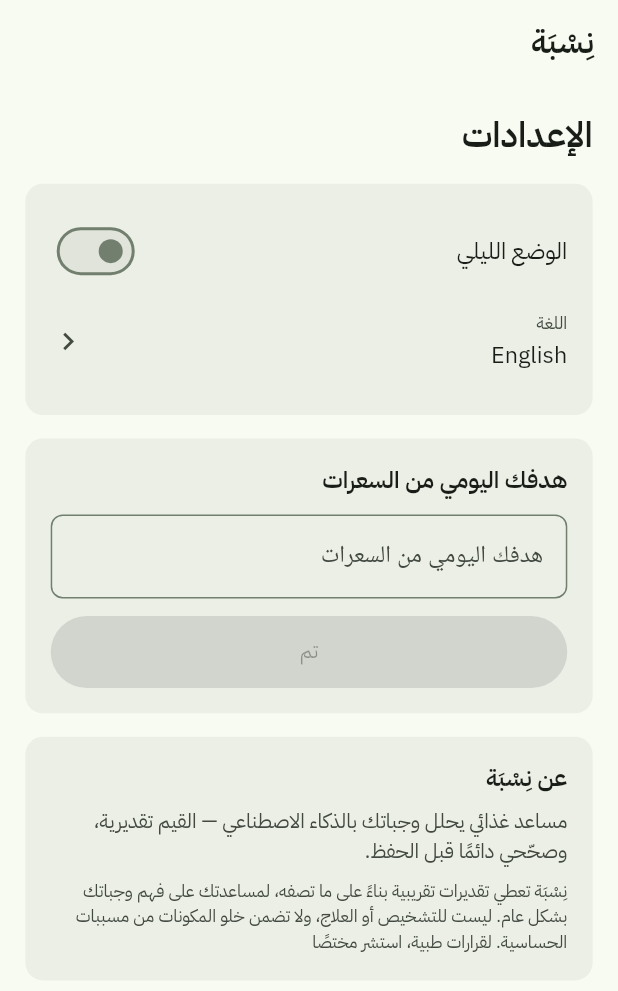
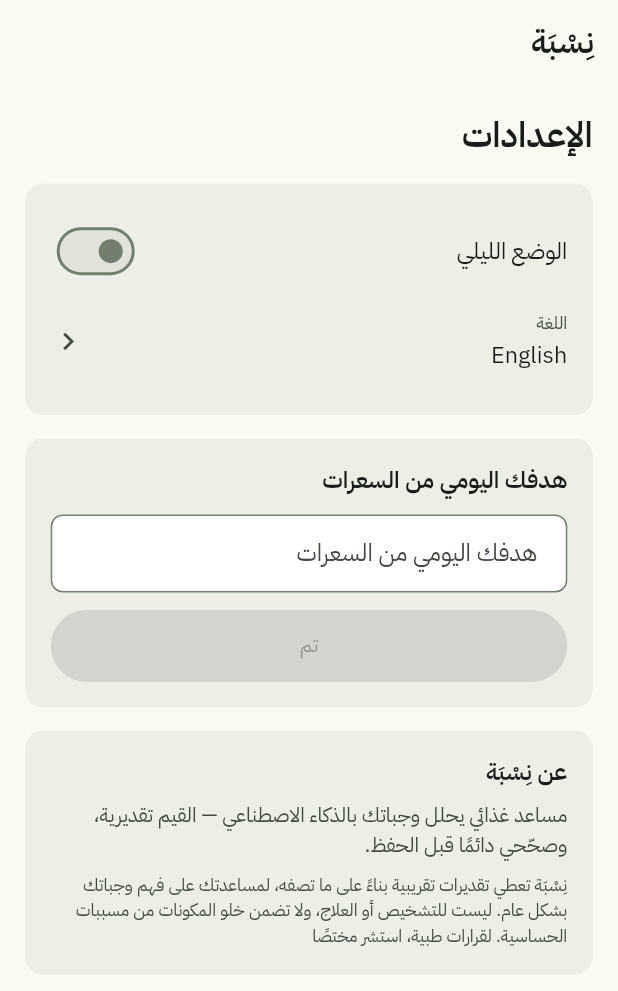
Before and after one commit to Mahmoud-Younes/nesba_ai, a Flutter app: the SettingsScreen screen opened directly, after a tap on "Language", on a phone screen of 412 x 824 dp. Shown: the top 991 px of the screen. Run offline on Flutter 3.47's test engine with Material 3 defaults, Android fonts, the phone set to English and light mode, and no system bars; our stand-ins replace animate_do, cloud_firestore, firebase_auth, firebase_core, flutter_bloc, flutter_screenutil and 3 more; missing offline and left inert: firebase_app_check; accounts and stored records are empty; project files that could hold a hidden picture were left out.

Commit message:
fill text fields and put every text style on the project font
Rendering the auth screens off-device to review stage 1 turned up three
theme defects that were invisible while reading the code:

- InputDecorationTheme set fillColor but never `filled: true`, so fields
  were transparent. Inside a surfaceContainer card that makes the field
  disappear into the card instead of reading as a well, which is why the
  fields looked flat against the Bustan reference.
- No labelStyle, floatingLabelStyle or errorStyle, so a field's label and
  its validation message fell back to the Material default face while the
  rest of the card was Plex.
- ThemeData carried no fontFamily at all. Only `bodyMedium` named one, so
  anything not styled by hand — the text the user types into a field
  above all — rendered in the fallback face. Latin hid it as Roboto;
  Arabic would have picked a different face again.

All three are fixed at the theme, so every screen gets them, and the
fallback chain carries mixed-script runs. Also adds the error borders and
the 16/14 content padding the reference uses.

Co-Authored-By: Claude Opus 5 <noreply@anthropic.com>

```diff
--- a/lib/core/style/theme/app_theme.dart
+++ b/lib/core/style/theme/app_theme.dart
@@ -98,6 +98,13 @@ ThemeData _bustanTheme(
     colorScheme: scheme,
     scaffoldBackgroundColor: scheme.surface,
     extensions: extensions,
+    // Family on the theme itself, not just on `bodyMedium`: anything the
+    // app does not style by hand — what the user types into a field, a
+    // dialog's default copy — otherwise renders in the Material fallback
+    // face next to Plex. The fallback carries mixed-script runs (English
+    // food names inside Arabic advice).
+    fontFamily: FontFamilyHelper.geLocalozedFontFamily(),
+    fontFamilyFallback: FontFamilyHelper.localizedFallback,
     textTheme: TextTheme(
       // Base style on bodyMedium — context.textStyle reads it, and widgets
       // use context.textStyle.copyWith(...) (asroo_store way).
@@ -135,6 +142,11 @@ ButtonStyle _bustanButtonStyle() {
 // Text inputs: outlined, corner 8, focus border primary at width 2.
 InputDecorationThemeData _bustanInputTheme(ColorScheme scheme) {
   final BorderRadius radius = BorderRadius.circular(AppRadius.small);
+  // Every label/hint/error style carries the family explicitly. Without it
+  // the decoration falls back to the Material default face while the rest
+  // of the card is Plex — invisible in Latin, obvious in Arabic, where the
+  // fallback has no glyphs of its own.
+  final String family = FontFamilyHelper.geLocalozedFontFamily();
   return InputDecorationThemeData(
     border: OutlineInputBorder(
       borderRadius: radius,
@@ -148,11 +160,43 @@ InputDecorationThemeData _bustanInputTheme(ColorScheme scheme) {
       borderRadius: radius,
       borderSide: BorderSide(color: scheme.primary, width: 2),
     ),
+    errorBorder: OutlineInputBorder(
+      borderRadius: radius,
+      borderSide: BorderSide(color: scheme.error),
+    ),
+    focusedErrorBorder: OutlineInputBorder(
+      borderRadius: radius,
+      borderSide: BorderSide(color: scheme.error, width: 2),
+    ),
+    // A field inside a surfaceContainer card has to read as a well, not as
+    // more card — the lowest surface is what separates them.
+    filled: true,
     fillColor: scheme.surfaceContainerLowest,
+    contentPadding: const EdgeInsets.symmetric(horizontal: 16, vertical: 14),
+    labelStyle: TextStyle(
+      color: scheme.onSurfaceVariant,
+      fontFamily: family,
+      fontFamilyFallback: FontFamilyHelper.localizedFallback,
+      letterSpacing: 0,
+    ),
+    floatingLabelStyle: TextStyle(
+      color: scheme.primary,
+      fontFamily: family,
+      fontFamilyFallback: FontFamilyHelper.localizedFallback,
+      letterSpacing: 0,
+    ),
+    errorStyle: TextStyle(
+      fontSize: 12,
+      color: scheme.error,
+      fontFamily: family,
+      fontFamilyFallback: FontFamilyHelper.localizedFallback,
+      letterSpacing: 0,
+    ),
     hintStyle: TextStyle(
       fontSize: 12,
       color: scheme.onSurfaceVariant,
-      fontFamily: FontFamilyHelper.geLocalozedFontFamily(),
+      fontFamily: family,
+      fontFamilyFallback: FontFamilyHelper.localizedFallback,
       letterSpacing: 0,
     ),
   );
@@ -175,7 +219,9 @@ BottomSheetThemeData _bustanBottomSheetTheme(ColorScheme scheme) {
     backgroundColor: scheme.surfaceContainerLow,
     elevation: 2,
     shape: const RoundedRectangleBorder(
-      borderRadius: BorderRadius.vertical(top: Radius.circular(AppRadius.large)),
+      borderRadius: BorderRadius.vertical(
+        top: Radius.circular(AppRadius.large),
+      ),
     ),
   );
 }
@@ -191,9 +237,7 @@ DialogThemeData _bustanDialogTheme() {
 
 // Nav bar: active indicator rides primaryContainer (not M3's secondary).
 NavigationBarThemeData _bustanNavigationBarTheme(ColorScheme scheme) {
-  return NavigationBarThemeData(
-    indicatorColor: scheme.primaryContainer,
-  );
+  return NavigationBarThemeData(indicatorColor: scheme.primaryContainer);
 }
 
 // Snackbars invert the surface.
```
